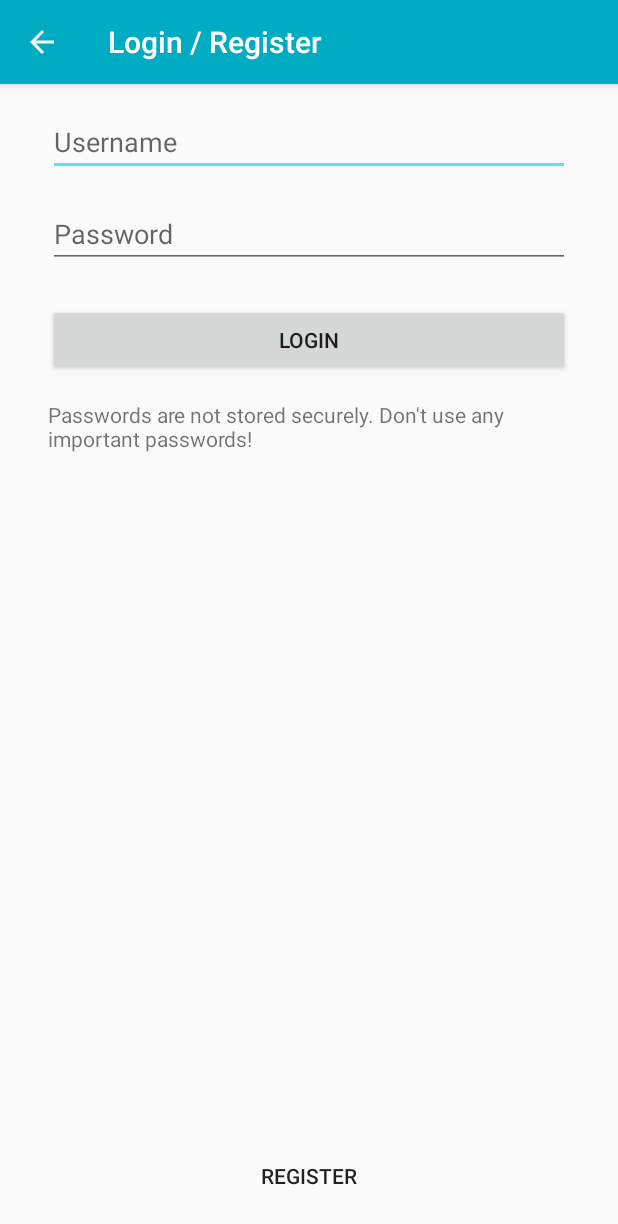
After one commit to NeXTormer/Rate-Movies, an Android app: the LoginActivity screen opened directly, with no data from a screen before it, on a phone screen of 412 x 824 dp. The commit adds this screen. Shown: the top 1224 px of the screen. Run offline under Robolectric (Android 15) with nearby library versions, the phone set to English and light mode, and no system bars.

Commit message:
working on login

```diff
--- /dev/null
+++ b/app/src/main/java/me/holz/ratemovies/LoginActivity.java
@@ -0,0 +1,73 @@
+package me.holz.ratemovies;
+
+import android.content.Context;
+import android.content.SharedPreferences;
+import android.os.Bundle;
+import android.support.design.widget.CoordinatorLayout;
+import android.support.design.widget.FloatingActionButton;
+import android.support.design.widget.Snackbar;
+import android.support.v7.app.ActionBar;
+import android.support.v7.app.AppCompatActivity;
+import android.support.v7.widget.Toolbar;
+import android.view.View;
+import android.widget.Button;
+import android.widget.EditText;
+import android.widget.Toast;
+
+import org.json.JSONException;
+import org.json.JSONObject;
+
+import me.holz.ratemovies.util.loadJSON;
+
+public class LoginActivity extends AppCompatActivity {
+
+    @Override
+    protected void onCreate(Bundle savedInstanceState) {
+        super.onCreate(savedInstanceState);
+        setContentView(R.layout.activity_login);
+        Toolbar toolbar = (Toolbar) findViewById(R.id.toolbar);
+        setSupportActionBar(toolbar);
+
+        getSupportActionBar().setDisplayHomeAsUpEnabled(true);
+
+
+        final EditText username = findViewById(R.id.username);
+        final EditText password = findViewById(R.id.password);
+
+        Button loginbutton = findViewById(R.id.loginbutton);
+        loginbutton.setOnClickListener(new View.OnClickListener() {
+            @Override
+            public void onClick(View view) {
+                if(username.getText().toString().isEmpty() || password.getText().toString().isEmpty())
+                {
+                    Snackbar.make(view, "Invalid input. Enter username and password!", Snackbar.LENGTH_LONG).show();
+                }
+                else
+                {
+                    loadJSON lj = new loadJSON("http://faoiltiarna.ddns.net:4443/ratemovies/login/" + username.getText().toString() + "/" + password.getText().toString() + "/");
+                    lj.thread.start();
+                    try {
+                        lj.thread.join();
+
+                        System.out.println(lj.result);
+                        JSONObject jo = new JSONObject(lj.result);
+                        Snackbar.make(view, jo.getString("msg") + ", Username: " + jo.getString("username"), Snackbar.LENGTH_SHORT).show();
+
+                        SharedPreferences sharedPref = getPreferences(Context.MODE_PRIVATE);
+                        SharedPreferences.Editor editor = sharedPref.edit();
+                        editor.putString("apikey", jo.getString("apikey"));
+                        editor.commit();
+
+                    } catch (InterruptedException e) {
+                        e.printStackTrace();
+                    } catch (JSONException e) {
+                        e.printStackTrace();
+                    }
+                }
+
+            }
+        });
+
+    }
+
+}
--- a/app/src/main/java/me/holz/ratemovies/MainView.java
+++ b/app/src/main/java/me/holz/ratemovies/MainView.java
@@ -113,9 +113,8 @@ public class MainView extends AppCompatActivity {
 
     public void changeName(MenuItem menuitem)
     {
-        Toast.makeText(getApplicationContext(), "Change Name", Toast.LENGTH_SHORT).show();
-
-
+        Intent intent = new Intent(getApplicationContext(), LoginActivity.class);
+        startActivity(intent);
     }
 
 }
--- a/app/src/main/java/me/holz/ratemovies/SingleMovie.java
+++ b/app/src/main/java/me/holz/ratemovies/SingleMovie.java
@@ -1,6 +1,8 @@
 package me.holz.ratemovies;
 
+import android.content.Context;
 import android.content.Intent;
+import android.content.SharedPreferences;
 import android.os.Bundle;
 import android.support.design.widget.FloatingActionButton;
 import android.support.design.widget.Snackbar;
@@ -203,6 +205,10 @@ public class SingleMovie extends AppCompatActivity {
         });
 */
 
+
+
+        SharedPreferences peta = getPreferences(Context.MODE_PRIVATE);
+        System.out.println(peta.getString("apikey", "") + "KEY");
     }
 
 
--- /dev/null
+++ b/app/src/main/res/layout/activity_login.xml
@@ -0,0 +1,25 @@
+<?xml version="1.0" encoding="utf-8"?>
+<android.support.design.widget.CoordinatorLayout xmlns:android="http://schemas.android.com/apk/res/android"
+    xmlns:app="http://schemas.android.com/apk/res-auto"
+    xmlns:tools="http://schemas.android.com/tools"
+    android:layout_width="match_parent"
+    android:layout_height="match_parent"
+    tools:context=".LoginActivity">
+
+    <android.support.design.widget.AppBarLayout
+        android:layout_width="match_parent"
+        android:layout_height="wrap_content"
+        android:theme="@style/AppTheme.AppBarOverlay">
+
+        <android.support.v7.widget.Toolbar
+            android:id="@+id/toolbar"
+            android:layout_width="match_parent"
+            android:layout_height="?attr/actionBarSize"
+            android:background="?attr/colorPrimary"
+            app:popupTheme="@style/AppTheme.PopupOverlay" />
+
+    </android.support.design.widget.AppBarLayout>
+
+    <include layout="@layout/content_login" />
+
+</android.support.design.widget.CoordinatorLayout>
--- /dev/null
+++ b/app/src/main/res/layout/content_login.xml
@@ -0,0 +1,85 @@
+<?xml version="1.0" encoding="utf-8"?>
+<android.support.constraint.ConstraintLayout xmlns:android="http://schemas.android.com/apk/res/android"
+    xmlns:app="http://schemas.android.com/apk/res-auto"
+    xmlns:tools="http://schemas.android.com/tools"
+    android:layout_width="match_parent"
+    android:layout_height="match_parent"
+    app:layout_behavior="@string/appbar_scrolling_view_behavior"
+    tools:context=".LoginActivity"
+    tools:showIn="@layout/activity_login">
+
+    <EditText
+        android:id="@+id/username"
+        android:layout_width="0dp"
+        android:layout_height="wrap_content"
+        android:layout_marginEnd="32dp"
+        android:layout_marginLeft="32dp"
+        android:layout_marginRight="32dp"
+        android:layout_marginStart="32dp"
+        android:layout_marginTop="16dp"
+        android:ems="10"
+        android:hint="Username"
+        android:inputType="textPersonName"
+        app:layout_constraintEnd_toEndOf="parent"
+        app:layout_constraintStart_toStartOf="parent"
+        app:layout_constraintTop_toTopOf="parent" />
+
+    <EditText
+        android:id="@+id/password"
+        android:layout_width="0dp"
+        android:layout_height="wrap_content"
+        android:layout_marginEnd="32dp"
+        android:layout_marginLeft="32dp"
+        android:layout_marginRight="32dp"
+        android:layout_marginStart="32dp"
+        android:layout_marginTop="16dp"
+        android:ems="10"
+        android:hint="Password"
+        android:inputType="textPassword"
+        app:layout_constraintEnd_toEndOf="parent"
+        app:layout_constraintStart_toStartOf="parent"
+        app:layout_constraintTop_toBottomOf="@+id/username" />
+
+    <Button
+        android:id="@+id/loginbutton"
+        android:layout_width="0dp"
+        android:layout_height="wrap_content"
+        android:layout_marginEnd="32dp"
+        android:layout_marginLeft="32dp"
+        android:layout_marginRight="32dp"
+        android:layout_marginStart="32dp"
+        android:layout_marginTop="24dp"
+        android:text="Login"
+        app:layout_constraintEnd_toEndOf="parent"
+        app:layout_constraintStart_toStartOf="parent"
+        app:layout_constraintTop_toBottomOf="@+id/password" />
+
+    <Button
+        android:id="@+id/button3"
+        style="@style/Widget.AppCompat.Button.Borderless"
+        android:layout_width="0dp"
+        android:layout_height="wrap_content"
+        android:layout_marginBottom="16dp"
+        android:layout_marginEnd="32dp"
+        android:layout_marginLeft="32dp"
+        android:layout_marginRight="32dp"
+        android:layout_marginStart="32dp"
+        android:text="Register"
+        app:layout_constraintBottom_toBottomOf="parent"
+        app:layout_constraintEnd_toEndOf="parent"
+        app:layout_constraintStart_toStartOf="parent" />
+
+    <TextView
+        android:id="@+id/textView11"
+        android:layout_width="0dp"
+        android:layout_height="wrap_content"
+        android:layout_marginEnd="32dp"
+        android:layout_marginLeft="32dp"
+        android:layout_marginRight="32dp"
+        android:layout_marginStart="32dp"
+        android:layout_marginTop="16dp"
+        android:text="Passwords are not stored securely. Don't use any important passwords!"
+        app:layout_constraintEnd_toEndOf="parent"
+        app:layout_constraintStart_toStartOf="parent"
+        app:layout_constraintTop_toBottomOf="@+id/loginbutton" />
+</android.support.constraint.ConstraintLayout>
--- a/app/src/main/res/menu/mainmenu.xml
+++ b/app/src/main/res/menu/mainmenu.xml
@@ -4,7 +4,7 @@
 
     <item
         android:id="@+id/item_changename"
-        android:title="Change Name"
+        android:title="Login / Register"
         app:showAsAction="withText"
         android:onClick="changeName"
         />
```
Also changed, not shown: app/src/main/AndroidManifest.xml (+9 -0 lines), app/src/main/res/values/strings.xml (+1 -13 lines), 1 other file.
